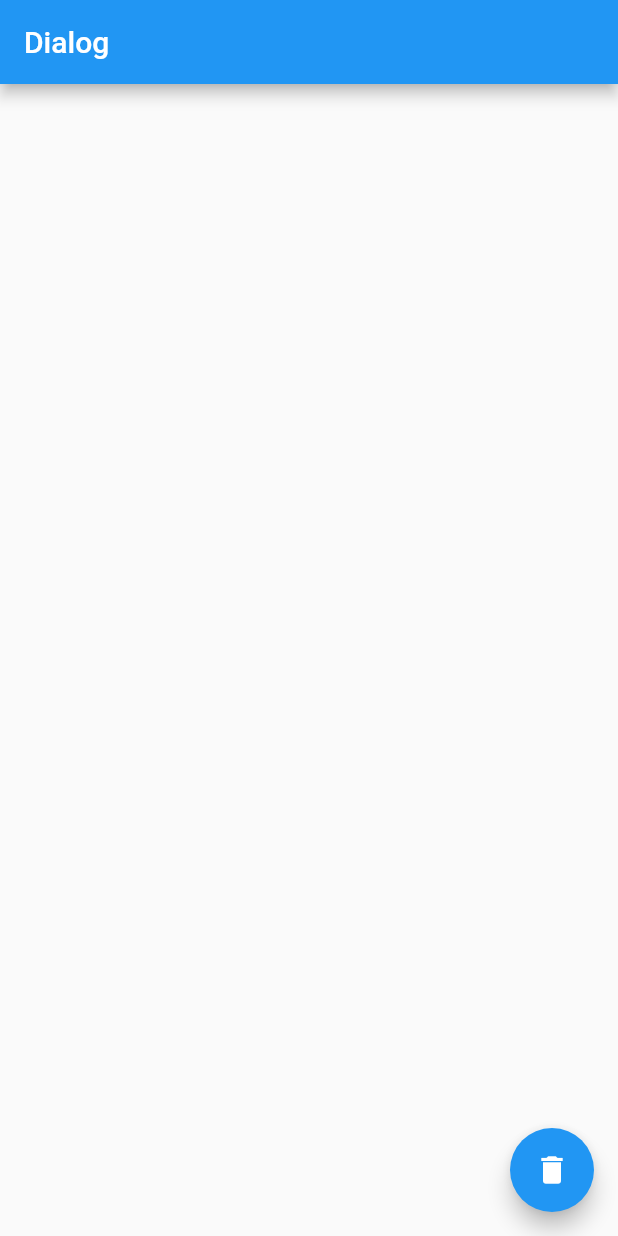
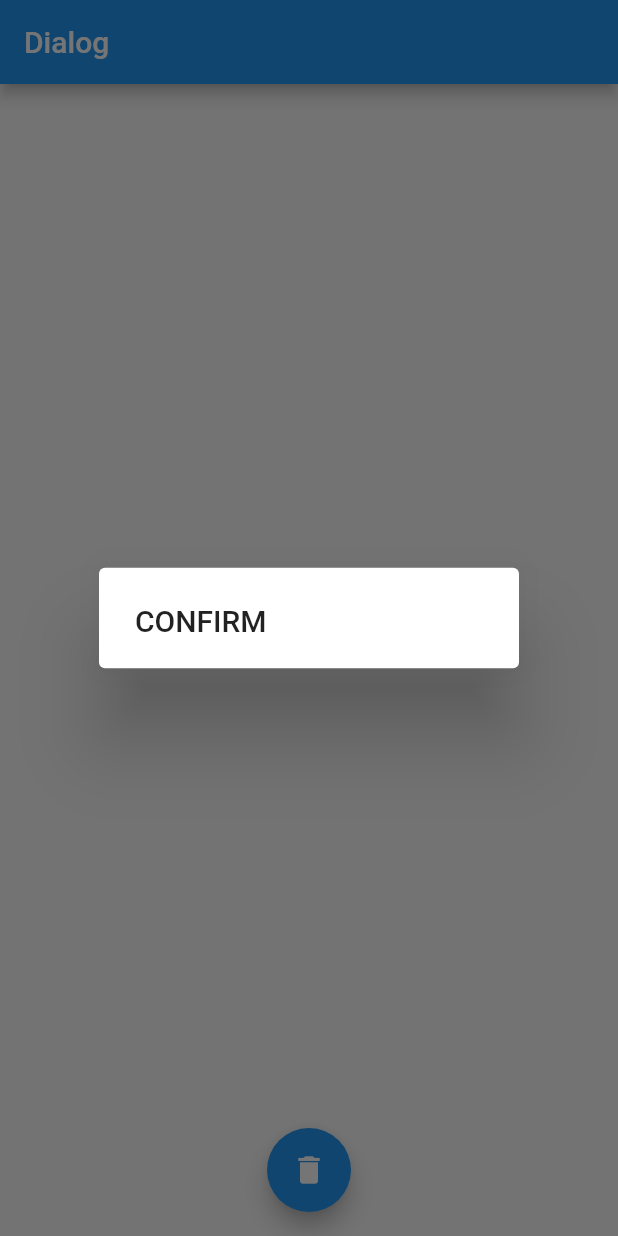
Before and after one commit to dellaputriherman/PEMROGRAMAN_FLUTTER, a Flutter app: the screen it shows after launch, after a tap on the "delete" icon, on a phone screen of 412 x 824 dp. Run offline on Flutter 3.47's test engine with Material 2 defaults, Android fonts, the phone set to English and light mode, and no system bars; our stand-ins replace faker.

Commit message:
Update FLUTTER 20 Dialog

```diff
--- /dev/null
+++ b/dialog/lib/home.dart
@@ -0,0 +1,27 @@
+import 'package:flutter/material.dart';
+
+class MyHomePage extends StatelessWidget {
+  @override
+  Widget build(BuildContext context) {
+    return Scaffold(
+      appBar: AppBar(
+        title: Text("Dialog"),
+      ),
+      floatingActionButton: FloatingActionButton(
+        onPressed: () {
+          print("Telah diklik");
+          showDialog(
+            context: context,
+            builder: (context) {
+              return AlertDialog(
+                title: Text("CONFIRM"),
+              );
+            },
+          );
+        },
+        child: Icon(Icons.delete),
+      ),
+      floatingActionButtonLocation: FloatingActionButtonLocation.centerFloat,
+    );
+  }
+}
--- a/dialog/lib/main.dart
+++ b/dialog/lib/main.dart
@@ -1,4 +1,5 @@
 import 'package:flutter/material.dart';
+import './home.dart';
 
 void main() {
   runApp(MyApp());
@@ -8,17 +9,8 @@ class MyApp extends StatelessWidget {
   @override
   Widget build(BuildContext context) {
     return MaterialApp(
-      home: Scaffold(
-        appBar: AppBar(
-          title: Text("Dialog"),
-        ),
-        floatingActionButton: FloatingActionButton(
-          onPressed: () {
-            print("Telah diklik");
-          },
-          child: Icon(Icons.delete),
-        ),
-      ),
+      debugShowCheckedModeBanner: false,
+      home: MyHomePage(),
     );
   }
 }
```
